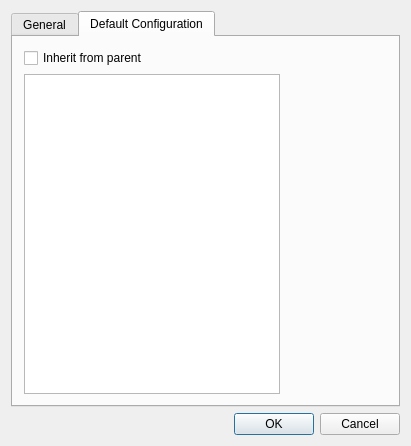
First picture: the form in source/console/computer_group_dialog.ui, repository dchapyshev/aspia, before the edit.
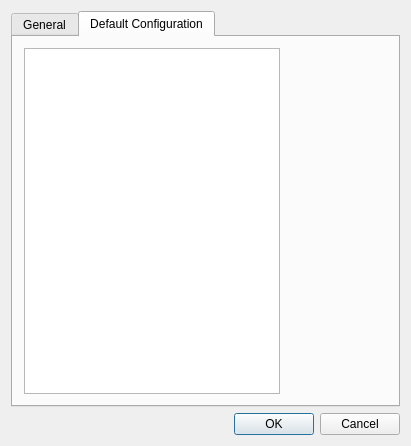
Second picture: the form after the edit. The open tabs and pages were chosen to show the change.

```diff
--- a/source/console/computer_group_dialog.ui
+++ b/source/console/computer_group_dialog.ui
@@ -91,13 +91,6 @@
        <string>Default Configuration</string>
       </attribute>
       <layout class="QVBoxLayout" name="verticalLayout_6">
-       <item>
-        <widget class="QCheckBox" name="checkbox_inherit_config">
-         <property name="text">
-          <string>Inherit from parent</string>
-         </property>
-        </widget>
-       </item>
        <item>
         <widget class="QSplitter" name="splitter">
          <property name="styleSheet">
```
